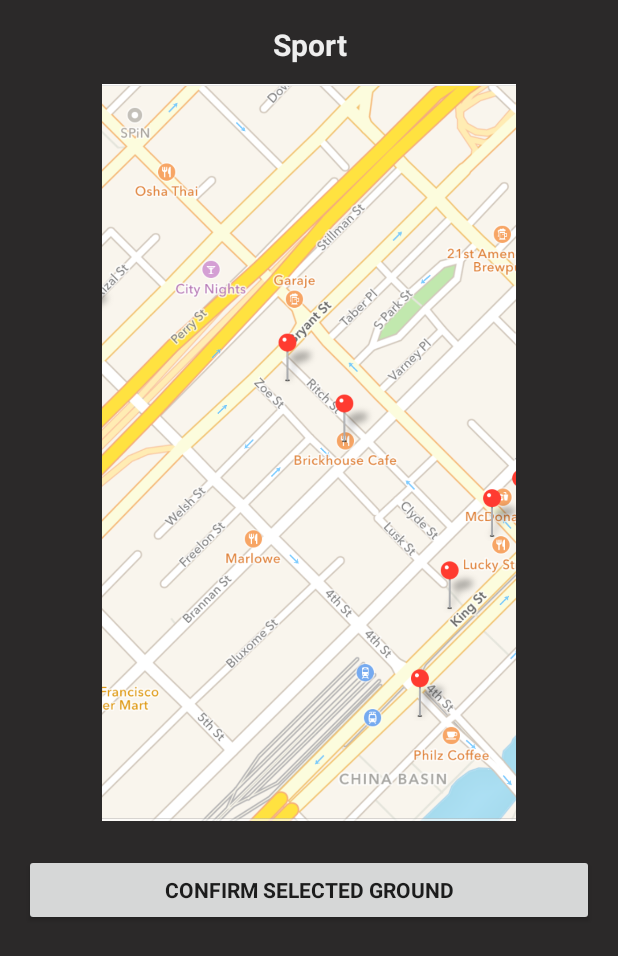
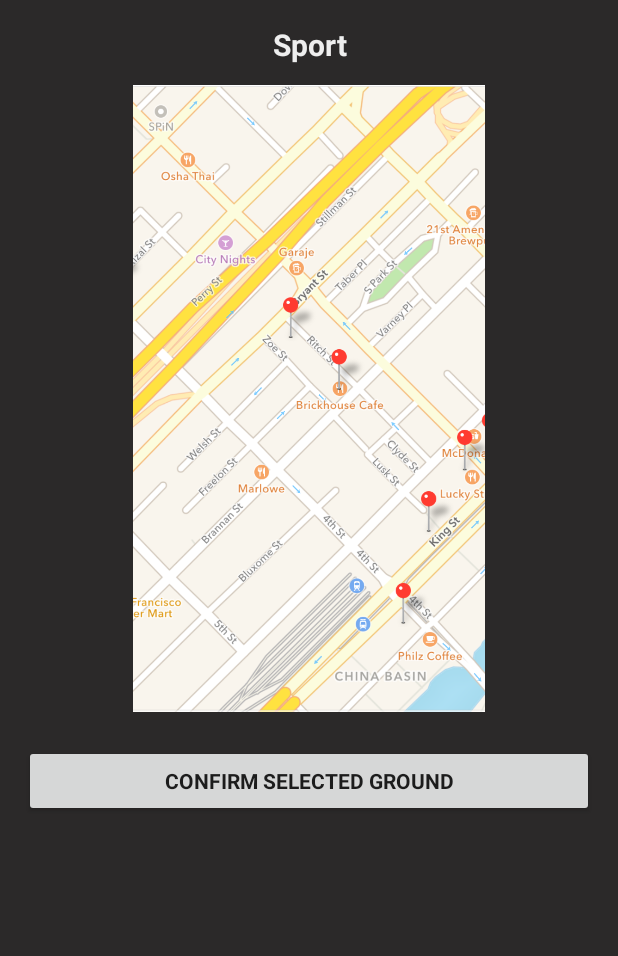
Before and after one commit to vaibhavr4/Out_fit_Android_App, an Android app: the layout activity_outdoor_map.xml on its own in the app's theme, with its tools: preview values and no code run, on a phone screen of 412 x 824 dp. Shown: the top 956 px of the screen. Run offline under Robolectric (Android 15) with nearby library versions, the phone set to English and light mode, and no system bars; Roboto replaces fonts that are not available here.

Commit message:
UPdated layout for outdoor screens

```diff
--- a/app/src/main/res/layout/activity_outdoor_event.xml
+++ b/app/src/main/res/layout/activity_outdoor_event.xml
@@ -2,6 +2,7 @@
 <FrameLayout xmlns:android="http://schemas.android.com/apk/res/android"
     android:layout_width="match_parent"
     android:layout_height="match_parent"
+    android:scrollbars="vertical"
     android:background="@color/background_color"
     xmlns:app="http://schemas.android.com/apk/res-auto">
 
@@ -36,7 +37,7 @@
 
             <ImageView
                 android:layout_width="match_parent"
-                android:layout_height="210dp"
+                android:layout_height="157dp"
                 android:scaleType="centerCrop"
                 android:src="@drawable/outdoorevent" />
 
@@ -162,9 +163,9 @@
         <Button
             android:id="@+id/outdoorEventButton"
             android:layout_width="200dp"
-        android:layout_gravity="center"
             android:layout_height="wrap_content"
             android:layout_below="@+id/card"
+            android:layout_gravity="center"
             android:background="@drawable/button_selector"
             android:drawableLeft="@drawable/invite"
             android:padding="3dp"
--- a/app/src/main/res/layout/activity_outdoor_map.xml
+++ b/app/src/main/res/layout/activity_outdoor_map.xml
@@ -24,14 +24,14 @@
 
     <ImageView
         android:id="@+id/mapImage"
-        android:layout_width="match_parent"
-        android:layout_height="wrap_content"
+        android:layout_width="wrap_content"
+        android:layout_height="418dp"
         android:layout_alignBottom="@+id/sportsName"
         android:layout_gravity="center"
         android:layout_marginStart="0dp"
         android:layout_marginTop="40dp"
         android:layout_marginEnd="0dp"
-        android:layout_marginBottom="-504dp"
+        android:layout_marginBottom="-431dp"
         android:src="@drawable/map" />
 
     <Button
```
Lines whose indentation alone changed are shown as unchanged.
